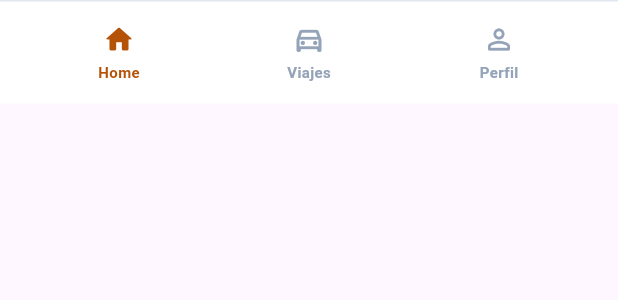
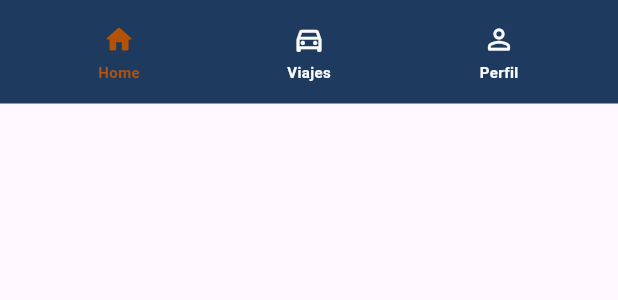
Before and after one commit to ISIS3510-G41-Appocalypse/app-android-flutter, a Flutter app: the NavigationBar widget shown alone on an empty page, opened directly, on a phone screen of 412 x 824 dp. Shown: the top 300 px of the screen. Run offline on Flutter 3.47's test engine with Material 3 defaults, Android fonts, the phone set to English and light mode, and no system bars; our stand-ins replace dartz, dio, equatable, flutter_bloc, flutter_dotenv, flutter_secure_storage and 2 more; accounts and stored records are empty; network calls fail.

Commit message:
implementacion header y nuevo color

```diff
--- a/lib/core/layout/navigation_bar.dart
+++ b/lib/core/layout/navigation_bar.dart
@@ -23,8 +23,8 @@ class NavigationBar extends StatelessWidget {
     return Container(
       padding: const EdgeInsets.symmetric(horizontal: 16, vertical: 10),
       decoration: const BoxDecoration(
-        color: Colors.white,
-        border: Border(top: BorderSide(color: Color(0xFFE2E8F0))),
+        color: AppColors.blue900,
+        border: Border(top: BorderSide(color: AppColors.blue900)),
       ),
       child: SafeArea(
         top: false,
@@ -71,7 +71,7 @@ class _BottomItem extends StatelessWidget {
 
   @override
   Widget build(BuildContext context) {
-    final color = selected ? AppColors.amber700 : AppColors.slate400;
+    final color = selected ? AppColors.amber700 : AppColors.gray50;
 
     return Expanded(
       child: Material(
--- a/lib/core/theme/app_colors.dart
+++ b/lib/core/theme/app_colors.dart
@@ -2,6 +2,7 @@ import 'package:flutter/material.dart';
 
 class AppColors {
   static const Color amber700 = Color(0xFFB45308);
+  static const Color blue900 = Color(0xFF1E3A5F);
   static const Color slate900 = Color(0xFF0F172A);
   static const Color slate400 = Color(0xFF94A3B8);
   static const Color teal600 = Color(0xFF0D9488);
--- a/lib/features/ride_offers/presentation/view/widgets/ride_offers_header_section.dart
+++ b/lib/features/ride_offers/presentation/view/widgets/ride_offers_header_section.dart
@@ -1,4 +1,5 @@
 import 'package:flutter/material.dart';
+
 import '../../../../../core/theme/app_colors.dart';
 import '../../../../../core/theme/app_text_styles.dart';
 
```
Also changed, not shown: lib/core/layout/header.dart (added, +29 -0 lines), lib/features/ride_offers/presentation/view/pages/ride_offers_page.dart (+5 -21 lines).
